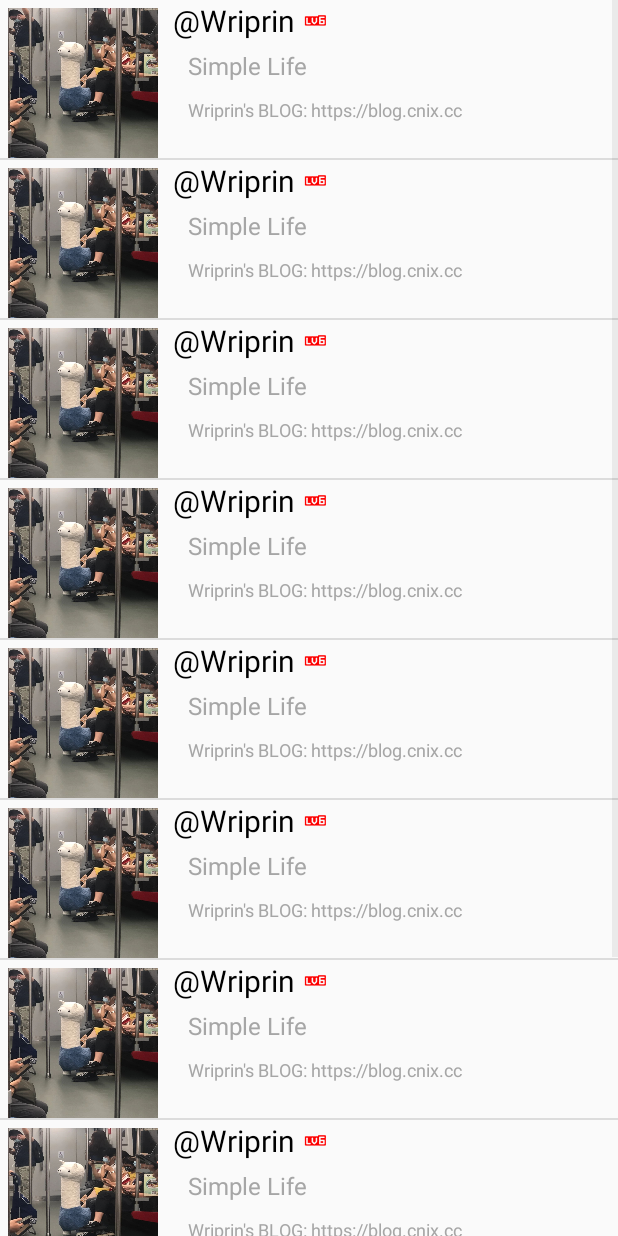
After one commit to Wriprin/Android-Walkthrough, an Android app: the ListViewActivity screen opened directly, with no data from a screen before it, on a phone screen of 412 x 824 dp. The commit adds this screen. Run offline under Robolectric (Android 15) with nearby library versions, the phone set to English and light mode, and no system bars.

Commit message:
ListView

```diff
--- a/app/src/main/AndroidManifest.xml
+++ b/app/src/main/AndroidManifest.xml
@@ -30,6 +30,9 @@
                 android:name=".TextViewActivity"
                 android:exported="true" />
         <activity
+                android:name=".listview.ListViewActivity"
+                android:exported="true" />
+        <activity
                 android:name=".MainActivity"
                 android:exported="true">
             <intent-filter>
--- a/app/src/main/java/cc/cnix/android_walkthrough/MainActivity.java
+++ b/app/src/main/java/cc/cnix/android_walkthrough/MainActivity.java
@@ -8,6 +8,8 @@ import android.view.View;
 import android.widget.Button;
 import android.widget.RadioButton;
 
+import cc.cnix.android_walkthrough.listview.ListViewActivity;
+
 public class MainActivity extends AppCompatActivity {
 
     // 声明对象
@@ -17,6 +19,7 @@ public class MainActivity extends AppCompatActivity {
     private Button mBtnRadioButton;
     private Button mBtnCheckBox;
     private Button mBtnImageView;
+    private Button mBtnListView;
 
     @Override
     protected void onCreate(Bundle savedInstanceState) {
@@ -30,6 +33,7 @@ public class MainActivity extends AppCompatActivity {
         mBtnRadioButton = findViewById(R.id.btn_04);
         mBtnCheckBox = findViewById(R.id.btn_05);
         mBtnImageView = findViewById(R.id.btn_06);
+        mBtnListView = findViewById(R.id.btn_07);
 
         // 注册监听器
         setListeners();
@@ -43,6 +47,7 @@ public class MainActivity extends AppCompatActivity {
         mBtnRadioButton.setOnClickListener(onClick);
         mBtnCheckBox.setOnClickListener(onClick);
         mBtnImageView.setOnClickListener(onClick);
+        mBtnListView.setOnClickListener(onClick);
     }
 
     private class OnClick implements View.OnClickListener {
@@ -75,6 +80,9 @@ public class MainActivity extends AppCompatActivity {
                 case R.id.btn_06:
                     intent = new Intent(MainActivity.this, ImageViewActivity.class);
                     break;
+                case R.id.btn_07:
+                    intent = new Intent(MainActivity.this, ListViewActivity.class);
+                    break;
             }
             startActivity(intent);
         }
--- /dev/null
+++ b/app/src/main/java/cc/cnix/android_walkthrough/listview/ListViewActivity.java
@@ -0,0 +1,47 @@
+package cc.cnix.android_walkthrough.listview;
+
+import android.app.Activity;
+import android.os.Bundle;
+import android.view.View;
+import android.widget.AdapterView;
+import android.widget.ListView;
+import android.widget.Toast;
+
+import androidx.annotation.Nullable;
+
+import cc.cnix.android_walkthrough.R;
+
+/**
+ * @Author: wriprin
+ * @Date: 2022/12/13 13:47
+ * @Version 1.0
+ */
+public class ListViewActivity extends Activity {
+
+        @Override
+        protected void onCreate(@Nullable Bundle savedInstanceState) {
+            super.onCreate(savedInstanceState);
+            setContentView(R.layout.activity_listview);
+
+            ListView mLvMainView = findViewById(R.id.lv_01);
+            mLvMainView.setAdapter(new MyListAdapter(ListViewActivity.this));
+
+            // 行项目点击触发事件
+            mLvMainView.setOnItemClickListener(new AdapterView.OnItemClickListener() {
+                @Override
+                public void onItemClick(AdapterView<?> adapterView, View view, int i, long l) {
+                    Toast.makeText(ListViewActivity.this, "当前点击条目序号：" + i, Toast.LENGTH_SHORT).show();
+                }
+            });
+
+            // 行项目长按触发事件
+            mLvMainView.setOnItemLongClickListener(new AdapterView.OnItemLongClickListener() {
+                @Override
+                public boolean onItemLongClick(AdapterView<?> adapterView, View view, int i, long l) {
+                    Toast.makeText(ListViewActivity.this, "当前长按条目序号：" + i, Toast.LENGTH_SHORT).show();
+                    // 长按触发后结束
+                    return true;
+                }
+            });
+    }
+}
--- /dev/null
+++ b/app/src/main/java/cc/cnix/android_walkthrough/listview/MyListAdapter.java
@@ -0,0 +1,95 @@
+package cc.cnix.android_walkthrough.listview;
+
+import android.content.Context;
+import android.view.LayoutInflater;
+import android.view.View;
+import android.view.ViewGroup;
+import android.widget.BaseAdapter;
+import android.widget.ImageView;
+import android.widget.LinearLayout;
+import android.widget.TextView;
+
+import cc.cnix.android_walkthrough.R;
+
+/**
+ * @Author: wriprin
+ * @Date: 2022/12/13 15:20
+ * @Version 1.0
+ */
+public class MyListAdapter extends BaseAdapter {
+
+    // 接收传入的 Context 对象（系统环境信息）
+    private Context mContext;
+    private LayoutInflater mLayoutInflater;
+
+    public MyListAdapter(Context context) {
+        this.mContext = context;
+        /**
+         * LayoutInflater.from() 是 Android 开发框架中的一个方法
+         * 它用于创建一个新的 LayoutInflater 对象
+         * LayoutInflater 是一个用于将布局文件（通常是 XML 格式的布局文件）转换成视图对象的类
+         * 这个视图对象可以被添加到活动或者其他容器中，以便在应用程序的用户界面中显示
+         */
+        mLayoutInflater = LayoutInflater.from(context);
+    }
+
+    /**
+     * 构建 Adapter 填充对象属性
+     */
+    static class ViewHolder {
+        public ImageView ivHeadShot;
+        public ImageView ivUserLevel;
+        public TextView tvUserName;
+        public TextView tvUserCondition;
+        public TextView tvDescription;
+    }
+
+    @Override
+    public int getCount() {
+        return 10;
+    }
+
+    @Override
+    public Object getItem(int i) {
+        return null;
+    }
+
+    @Override
+    public long getItemId(int i) {
+        return 0;
+    }
+
+    @Override
+    public View getView(int i, View convertView, ViewGroup viewGroup) {
+        ViewHolder viewHolder = null;
+        if (convertView == null) {
+            /**
+             * mLayoutInflater.inflate() 是 Android 框架中的一个方法
+             * 它可以用来将一个布局文件加载并创建为 View 对象
+             * 该方法接收两个参数：布局文件的资源 ID 和一个父视图，然后返回一个新创建的 View 对象
+             */
+            // 拿到 layout_list_item 对象
+            convertView = mLayoutInflater.inflate(R.layout.layout_list_item, null);
+
+            // 实例化 ViewHolder，对应属性存储控件
+            viewHolder = new ViewHolder();
+            viewHolder.ivHeadShot = convertView.findViewById(R.id.iv_01);
+            viewHolder.ivUserLevel = convertView.findViewById(R.id.iv_02);
+            viewHolder.tvUserName = convertView.findViewById(R.id.tv_01);
+            viewHolder.tvUserCondition = convertView.findViewById(R.id.tv_02);
+            viewHolder.tvDescription = convertView.findViewById(R.id.tv_03);
+
+            // 绑定
+            convertView.setTag(viewHolder);
+        } else {
+            viewHolder = (ViewHolder) convertView.getTag();
+        }
+
+        // 控件属性赋值
+        viewHolder.tvUserName.setText("@Wriprin");
+        viewHolder.tvUserCondition.setText("Simple Life");
+        viewHolder.tvDescription.setText("Wriprin's BLOG: https://blog.cnix.cc");
+
+        return convertView;
+    }
+}
--- /dev/null
+++ b/app/src/main/res/layout/activity_listview.xml
@@ -0,0 +1,12 @@
+<?xml version="1.0" encoding="utf-8"?>
+<LinearLayout xmlns:android="http://schemas.android.com/apk/res/android"
+        android:layout_width="match_parent"
+        android:orientation="vertical"
+        android:layout_height="match_parent">
+
+    <ListView
+            android:id="@+id/lv_01"
+            android:layout_width="match_parent"
+            android:layout_height="match_parent"/>
+
+</LinearLayout>
--- a/app/src/main/res/layout/activity_main.xml
+++ b/app/src/main/res/layout/activity_main.xml
@@ -57,4 +57,11 @@
             android:text="ImageView"
             android:layout_gravity="center"/>
 
+    <Button
+            android:id="@+id/btn_07"
+            android:layout_width="match_parent"
+            android:layout_height="wrap_content"
+            android:textAllCaps="false"
+            android:text="ListView"
+            android:layout_gravity="center"/>
 </LinearLayout>
--- /dev/null
+++ b/app/src/main/res/layout/layout_list_item.xml
@@ -0,0 +1,67 @@
+<?xml version="1.0" encoding="utf-8"?>
+<LinearLayout xmlns:android="http://schemas.android.com/apk/res/android"
+        android:layout_width="match_parent"
+        android:orientation="horizontal"
+        android:id="@+id/ll_01"
+        android:layout_height="match_parent">
+
+    <ImageView
+            android:id="@+id/iv_01"
+            android:layout_width="100dp"
+            android:layout_height="100dp"
+            android:layout_marginLeft="5dp"
+            android:layout_marginTop="5dp"
+            android:scaleType="fitXY"
+            android:src="@drawable/icon_headshot"/>
+
+    <LinearLayout
+            android:id="@+id/ll_02"
+            android:layout_width="wrap_content"
+            android:layout_height="wrap_content"
+            android:orientation="vertical"
+            android:layout_marginLeft="10dp">
+
+        <LinearLayout
+                android:layout_width="wrap_content"
+                android:layout_height="wrap_content"
+                android:orientation="horizontal">
+            <TextView
+                    android:id="@+id/tv_01"
+                    android:layout_width="wrap_content"
+                    android:layout_height="wrap_content"
+                    android:text="Hello"
+                    android:textColor="@color/black"
+                    android:textSize="20sp"
+                    android:maxLines="1"/>
+
+            <ImageView
+                    android:layout_width="wrap_content"
+                    android:layout_height="wrap_content"
+                    android:src="@drawable/icon_level"
+                    android:paddingTop="5dp"
+                    android:paddingLeft="5dp"/>
+        </LinearLayout>
+
+        <TextView
+                android:id="@+id/tv_02"
+                android:layout_width="wrap_content"
+                android:layout_height="wrap_content"
+                android:text="简介"
+                android:textColor="#a6a6a6"
+                android:paddingLeft="10dp"
+                android:layout_marginTop="5dp"
+                android:textSize="16sp"
+                android:maxLines="1"/>
+
+        <TextView
+                android:id="@+id/tv_03"
+                android:layout_width="wrap_content"
+                android:layout_height="wrap_content"
+                android:text="个人描述"
+                android:paddingLeft="10dp"
+                android:layout_marginTop="10dp"
+                android:textColor="#a6a6a6"
+                android:textSize="12sp"/>
+    </LinearLayout>
+
+</LinearLayout>
```
Also changed, not shown: app/src/main/res/drawable-hdpi/icon_headshot.jpg (added), app/src/main/res/drawable-hdpi/icon_level.png (added).
